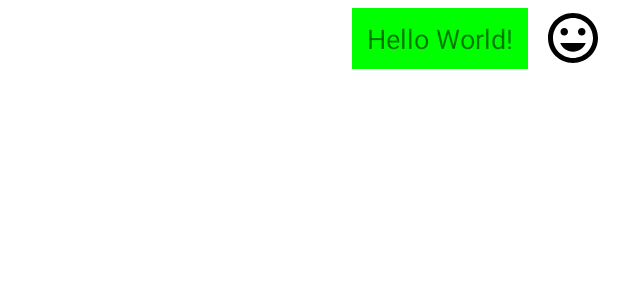
After one commit to Maxwell-L/YouChat, an Android app: the layout message_item.xml on its own in the app's theme, with its tools: preview values and no code run, on a phone screen of 412 x 824 dp. The commit adds this screen. Shown: the top 300 px of the screen. Run offline under Robolectric (Android 15) with nearby library versions, the phone set to English and light mode, and no system bars.

Commit message:
Add MessageAdapter/layout:messageItem

```diff
--- /dev/null
+++ b/app/src/main/res/drawable/smile_face_24dp.xml
@@ -0,0 +1,11 @@
+<?xml version="1.0" encoding="utf-8"?>
+<vector xmlns:android="http://schemas.android.com/apk/res/android"
+    android:width="24dp"
+    android:height="24dp"
+    android:viewportHeight="24"
+    android:viewportWidth="24">
+    <path
+        android:fillColor="#ff000000"
+        android:pathData="M11.99,2C6.47,2 2,6.48 2,12s4.47,10 9.99,10C17.52,22 22,17.52 22,12S17.52,2 11.99,2zM12,20c-4.42,0 -8,-3.58 -8,-8s3.58,-8 8,-8 8,3.58 8,8 -3.58,8 -8,8zm3.5,-9c0.83,0 1.5,-0.67 1.5,-1.5S16.33,8 15.5,8 14,8.67 14,9.5s0.67,1.5 1.5,1.5zm-7,0c0.83,0 1.5,-0.67 1.5,-1.5S9.33,8 8.5,8 7,8.67 7,9.5 7.67,11 8.5,11zm3.5,6.5c2.33,0 4.31,-1.46 5.11,-3.5H6.89c0.8,2.04 2.78,3.5 5.11,3.5z"/>
+
+</vector>
--- /dev/null
+++ b/app/src/main/res/layout/message_item.xml
@@ -0,0 +1,35 @@
+<?xml version="1.0" encoding="utf-8"?>
+<LinearLayout
+    xmlns:android="http://schemas.android.com/apk/res/android"
+    android:layout_width="match_parent"
+    android:layout_height="wrap_content"
+    android:gravity="right"
+    android:paddingTop="5dp"
+    android:paddingBottom="5dp"
+    android:orientation="horizontal" >
+
+    <TextView
+        android:id="@+id/message_content"
+        android:layout_width="wrap_content"
+        android:layout_height="wrap_content"
+        android:layout_gravity="center"
+        android:layout_marginLeft="80dp"
+        android:layout_marginRight="10dp"
+        android:paddingLeft="10dp"
+        android:paddingRight="10dp"
+        android:paddingTop="8dp"
+        android:paddingBottom="8dp"
+        android:background="@color/lime"
+        android:textSize="18dp"
+        android:text="Hello World!" />
+
+    <ImageView
+        android:id="@+id/message_sender_image"
+        android:layout_width="40dp"
+        android:layout_height="40dp"
+        android:layout_marginRight="10dp"
+        android:src="@drawable/smile_face_24dp" />
+
+
+
+</LinearLayout>
--- a/app/src/main/res/layout/send_message.xml
+++ b/app/src/main/res/layout/send_message.xml
@@ -8,9 +8,11 @@
     tools:context=".activity.SendMessageActivity">
 
     <ListView
+        android:id="@+id/message_list"
         android:layout_width="match_parent"
         android:layout_height="0dp"
-        android:layout_weight="1" />
+        android:layout_weight="1"
+        android:divider="@null" />
 
     <LinearLayout
         android:layout_width="match_parent"
--- a/app/src/main/res/values/colors.xml
+++ b/app/src/main/res/values/colors.xml
@@ -12,4 +12,5 @@
     <color name="white_smoke">#FFF5F5F5</color>
     <color name="ghost_white">#FFF8F8FF</color>
     <color name="lawn_green">#FF7CFC00</color>
+    <color name="lime">#FF00FF00</color>
 </resources>
```
Also changed, not shown: app/src/main/java/com/maxwell/youchat/activity/SendMessageActivity.java (+26 -2 lines), app/src/main/java/com/maxwell/youchat/adapter/MessageAdapter.java (added, +26 -0 lines), app/src/main/java/com/maxwell/youchat/viewmodel/SendMessageActivityViewModel.java (added, +27 -0 lines), 1 other file.
